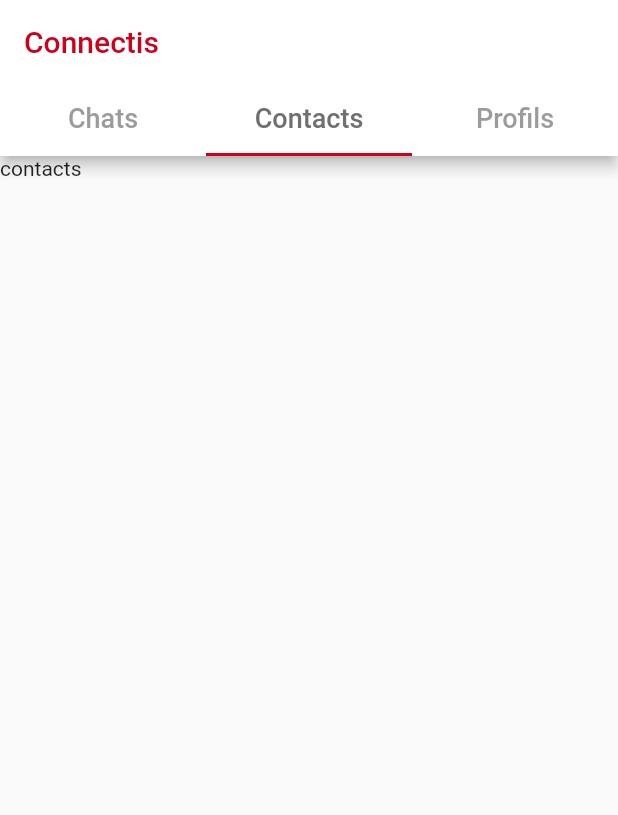
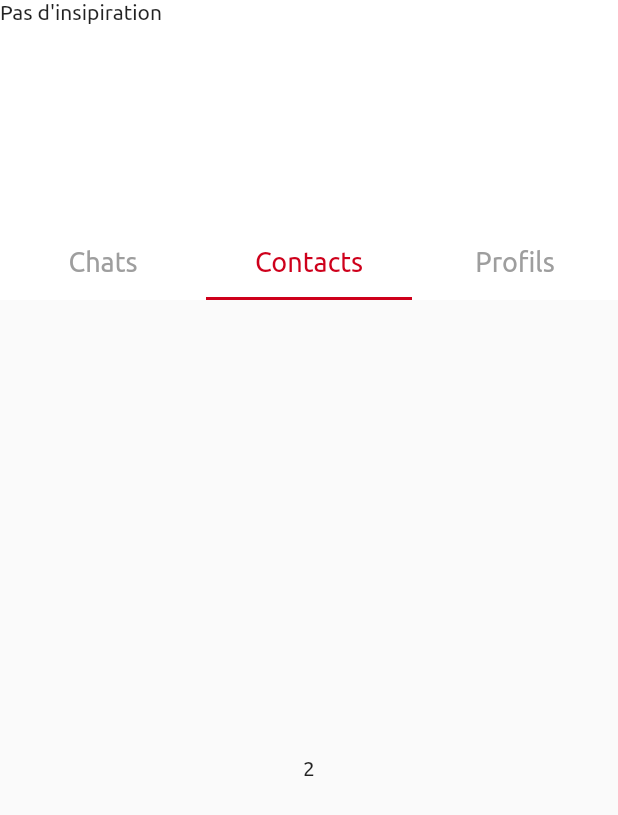
Before and after one commit to chizakasipascal/MobileAppChat, a Flutter app: the screen it shows after launch, tab 2 chosen, on a phone screen of 412 x 824 dp. Shown: the top 815 px of the screen. Run offline on Flutter 3.47's test engine with Material 2 defaults, Android fonts, the phone set to English and light mode, and no system bars; project files that could hold a hidden picture were left out.

Commit message:
Sliver app integret

```diff
--- a/lib/src/constants/app_theme.dart
+++ b/lib/src/constants/app_theme.dart
@@ -9,7 +9,7 @@ final ThemeData themeData = ThemeData(
   accentColor: RedColor,
   cursorColor: BlackColor,
   fontFamily: FontFamily.ubuntu,
-  splashColor: GreenColor,
+  splashColor: GreeyColor.withOpacity(.4),
 );
 
 final TextTheme textTheme = TextTheme();
--- a/lib/src/views/screens/home/home_screen.dart
+++ b/lib/src/views/screens/home/home_screen.dart
@@ -1,7 +1,4 @@
 import 'package:MobileAppChat/src/utils/colors.dart';
-import 'package:MobileAppChat/src/views/screens/home/chat_screen.dart';
-import 'package:MobileAppChat/src/views/screens/home/Contacts_screen.dart';
-import 'package:MobileAppChat/src/views/screens/home/profils_screen.dart';
 import 'package:flutter/material.dart';
 
 class HomeScreen extends StatefulWidget {
@@ -9,62 +6,56 @@ class HomeScreen extends StatefulWidget {
   _HomeScreenState createState() => _HomeScreenState();
 }
 
-class _HomeScreenState extends State<HomeScreen>
-    with SingleTickerProviderStateMixin {
-  TabController _controller;
-  int _selectedIndex = 0;
-  bool selectionner = true;
-  List<Widget> list = [
-    Tab(text: "Chats"),
-    Tab(text: "Contacts"),
-    Tab(text: "Profils"),
-  ];
-
-  @override
-  void initState() {
-    super.initState();
-
-    _controller = TabController(length: list.length, vsync: this);
-    _controller.addListener(() {
-      setState(() {
-        _selectedIndex = _controller.index;
-      });
-      print("Selected Index: " + _controller.index.toString());
-    });
-  }
-
+class _HomeScreenState extends State<HomeScreen> {
   @override
   Widget build(BuildContext context) {
     return Scaffold(
-      body: SafeArea(
-          child: DefaultTabController(
+      body: DefaultTabController(
         length: 3,
-        child: MaterialApp(
-          home: Scaffold(
-            appBar: AppBar(
-              backgroundColor: WhiteColor,
-              bottom: TabBar(
-                controller: _controller,
-                tabs: list,
-                indicatorColor: RedColor,
-                labelColor: GreeyColor,
-                labelStyle: TextStyle(color: GreeyColor, fontSize: 18),
-                onTap: (index) {
-                  //
-                },
+        child: NestedScrollView(
+          headerSliverBuilder: (BuildContext context, bool innerBoxIsScrolled) {
+            return <Widget>[
+              SliverAppBar(
+                backgroundColor: WhiteColor,
+                expandedHeight: 200.0,
+                floating: false,
+                pinned: true,
+                flexibleSpace: FlexibleSpaceBar(
+                  centerTitle: true,
+                  background: Container(
+                    child: Text("Pas d'insipiration"),
+                    //TODO:Sliver pas finis
+                  ),
+                ),
+                bottom: TabBar(
+                  labelColor: RedColor,
+                  unselectedLabelColor: Colors.grey,
+                  indicatorColor: RedColor,
+                  labelStyle: TextStyle(fontSize: 18),
+                  tabs: [
+                    new Tab(text: "Chats"),
+                    new Tab(text: "Contacts"),
+                    new Tab(text: "Profils"),
+                  ],
+                ),
               ),
-              title: Text(
-                'Connectis ',
-                style: TextStyle(color: RedColor),
+            ];
+          },
+          body: TabBarView(
+            children: [
+              Center(
+                child: Text("1"),
               ),
-            ),
-            body: TabBarView(
-              controller: _controller,
-              children: [ChatScreen(), ContactScreen(), ProfilsScreen()],
-            ),
+              Center(
+                child: Text("2"),
+              ),
+              Center(
+                child: Text("3"),
+              ),
+            ],
           ),
         ),
-      )),
+      ),
     );
   }
 }
```
